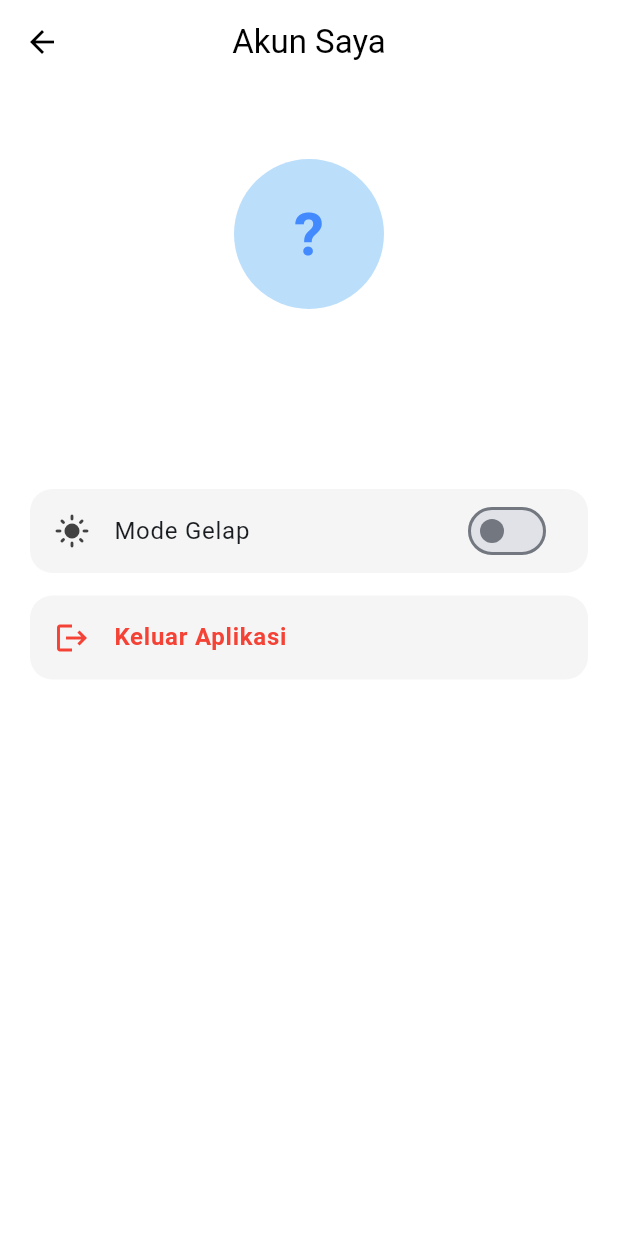
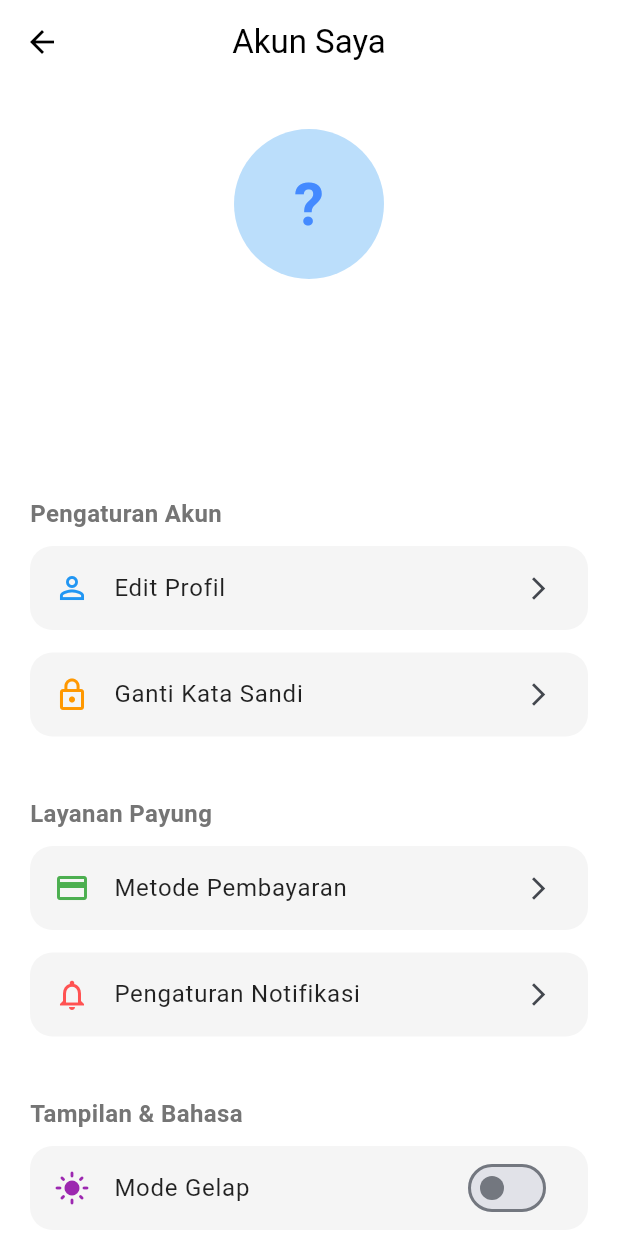
Before and after one commit to Pekzz-store/Payung-Teduh, a Flutter app: the ProfilePage screen opened directly, on a phone screen of 412 x 824 dp. Run offline on Flutter 3.47's test engine with Material 3 defaults, Android fonts, the phone set to English and light mode, and no system bars; our stand-ins replace cloud_firestore, firebase_auth, firebase_core, flutter_map, geolocator, latlong2; accounts and stored records are empty.

Commit message:
perbaiki profile

```diff
--- a/lib/features/profile/profile_page.dart
+++ b/lib/features/profile/profile_page.dart
@@ -18,13 +18,103 @@ class ProfilePage extends StatelessWidget {
     // Cek apakah tema yang sedang aktif adalah Dark Mode
     bool isDarkMode = Theme.of(context).brightness == Brightness.dark;
 
+    // Fungsi pembungkus untuk ListTile agar lebih rapi
+    Widget _buildSettingsTile({
+      required IconData icon,
+      required String title,
+      Color? iconColor,
+      VoidCallback? onTap,
+      Widget? trailing,
+      bool isLogout = false,
+      bool isSwitch = false,
+      bool switchValue = false,
+      ValueChanged<bool>? onSwitchChanged,
+    }) {
+      // Tombol Switch Mode Gelap adalah kasus khusus
+      if (isSwitch) {
+        return Container(
+          margin: const EdgeInsets.only(bottom: 15),
+          decoration: BoxDecoration(
+            color: isDarkMode ? Colors.grey[850] : Colors.grey[100],
+            borderRadius: BorderRadius.circular(15),
+          ),
+          child: SwitchListTile(
+            title: Text(
+              title,
+              style: TextStyle(
+                color: isDarkMode ? Colors.white : Colors.black87,
+              ),
+            ),
+            secondary: Icon(
+              icon,
+              color:
+                  iconColor ?? (isDarkMode ? Colors.white70 : Colors.grey[800]),
+            ),
+            value: switchValue,
+            onChanged: onSwitchChanged,
+          ),
+        );
+      }
+
+      // Tombol List Normal
+      return Container(
+        margin: const EdgeInsets.only(bottom: 15),
+        decoration: BoxDecoration(
+          color: isDarkMode ? Colors.grey[850] : Colors.grey[100],
+          borderRadius: BorderRadius.circular(15),
+        ),
+        child: ListTile(
+          leading: Icon(
+            icon,
+            color:
+                iconColor ?? (isDarkMode ? Colors.white70 : Colors.grey[800]),
+          ),
+          title: Text(
+            title,
+            style: TextStyle(
+              color: isLogout
+                  ? Colors.red
+                  : (isDarkMode ? Colors.white : Colors.black87),
+              fontWeight: isLogout ? FontWeight.bold : FontWeight.normal,
+            ),
+          ),
+          trailing:
+              trailing ??
+              (isLogout ? null : const Icon(Icons.arrow_forward_ios, size: 18)),
+          onTap:
+              onTap ??
+              () {
+                // Snackbar default jika onTap tidak disediakan (untuk menu yang belum diimplementasikan)
+                ScaffoldMessenger.of(context).showSnackBar(
+                  SnackBar(content: Text('Navigasi ke halaman $title')),
+                );
+              },
+        ),
+      );
+    }
+
+    // Fungsi untuk membuat header kategori
+    Widget _buildCategoryHeader(String title) {
+      return Padding(
+        padding: const EdgeInsets.only(top: 25.0, bottom: 10.0),
+        child: Text(
+          title,
+          style: TextStyle(
+            fontSize: 16,
+            fontWeight: FontWeight.bold,
+            color: isDarkMode ? Colors.white70 : Colors.grey[600],
+          ),
+        ),
+      );
+    }
+
     return Scaffold(
-      appBar: AppBar(
-        title: const Text("Akun Saya"),
-        centerTitle: true,
-      ),
+      appBar: AppBar(title: const Text("Akun Saya"), centerTitle: true),
       body: StreamBuilder<DocumentSnapshot>(
-        stream: FirebaseFirestore.instance.collection('users').doc(user.uid).snapshots(),
+        stream: FirebaseFirestore.instance
+            .collection('users')
+            .doc(user.uid)
+            .snapshots(),
         builder: (context, snapshot) {
           // Tampilkan loading jika data belum siap
           if (snapshot.connectionState == ConnectionState.waiting) {
@@ -38,71 +128,154 @@ class ProfilePage extends StatelessWidget {
           return SingleChildScrollView(
             padding: const EdgeInsets.all(20),
             child: Column(
+              crossAxisAlignment: CrossAxisAlignment.start,
               children: [
-                const SizedBox(height: 30),
+                const SizedBox(height: 10),
 
-                // Avatar Besar
+                // --- Avatar & Info User (Tidak Diubah) ---
                 Center(
-                  child: CircleAvatar(
+                  child: Column(
+                    children: [
+                      CircleAvatar(
                         radius: 50,
-                    // Warna background avatar menyesuaikan tema
-                    backgroundColor: isDarkMode ? Colors.blueGrey[900] : Colors.blue[100],
+                        backgroundColor: isDarkMode
+                            ? Colors.blueGrey[900]
+                            : Colors.blue[100],
                         child: Text(
                           name.isNotEmpty ? name[0].toUpperCase() : "?",
                           style: const TextStyle(
                             fontSize: 40,
                             color: Colors.blueAccent,
-                        fontWeight: FontWeight.bold
+                            fontWeight: FontWeight.bold,
                           ),
+                        ),
+                      ),
+                      const SizedBox(height: 20),
+                      Text(
+                        name,
+                        style: const TextStyle(
+                          fontSize: 24,
+                          fontWeight: FontWeight.bold,
+                        ),
+                      ),
+                      const SizedBox(height: 5),
+                      Text(email, style: const TextStyle(color: Colors.grey)),
+                    ],
+                  ),
+                ),
+
+                const SizedBox(height: 40),
+
+                // ===================================
+                // --- KATEGORI MENU PENGATURAN ---
+                // ===================================
+
+                // -----------------------------------
+                // KATEGORI 1: PENGATURAN AKUN
+                // -----------------------------------
+                _buildCategoryHeader("Pengaturan Akun"),
+
+                _buildSettingsTile(
+                  icon: Icons.person_outline,
+                  title: "Edit Profil",
+                  iconColor: Colors.blue,
+                ),
+
+                _buildSettingsTile(
+                  icon: Icons.lock_outline,
+                  title: "Ganti Kata Sandi",
+                  iconColor: Colors.orange,
+                ),
+
+                // -----------------------------------
+                // KATEGORI 2: LAYANAN PAYUNG
+                // -----------------------------------
+                _buildCategoryHeader("Layanan Payung"),
+
+                _buildSettingsTile(
+                  icon: Icons.credit_card,
+                  title: "Metode Pembayaran",
+                  iconColor: Colors.green,
+                ),
+
+                _buildSettingsTile(
+                  icon: Icons.notifications_none,
+                  title: "Pengaturan Notifikasi",
+                  iconColor: Colors.redAccent,
+                ),
+
+                // -----------------------------------
+                // KATEGORI 3: PENGATURAN APLIKASI
+                // -----------------------------------
+                _buildCategoryHeader("Tampilan & Bahasa"),
+
+                // Mode Gelap (Menggunakan SwitchListTile)
+                _buildSettingsTile(
+                  icon: isDarkMode ? Icons.dark_mode : Icons.light_mode,
+                  title: "Mode Gelap",
+                  iconColor: Colors.purple,
+                  isSwitch: true,
+                  switchValue: isDarkMode,
+                  onSwitchChanged: (val) {
+                    ThemeService.toggleTheme(val);
+                  },
+                ),
+
+                _buildSettingsTile(
+                  icon: Icons.language,
+                  title: "Bahasa",
+                  iconColor: Colors.indigo,
+                  trailing: Text(
+                    "ID",
+                    style: TextStyle(
+                      color: isDarkMode ? Colors.white70 : Colors.grey,
+                    ),
+                  ),
+                  // onTap menggunakan fungsi default
+                ),
+
+                // -----------------------------------
+                // KATEGORI 4: INFORMASI & BANTUAN
+                // -----------------------------------
+                _buildCategoryHeader("Informasi & Bantuan"),
+
+                _buildSettingsTile(
+                  icon: Icons.help_outline,
+                  title: "Pusat Bantuan",
+                  iconColor: Colors.yellow[800],
+                ),
+
+                _buildSettingsTile(
+                  icon: Icons.description_outlined,
+                  title: "Kebijakan & Ketentuan",
+                  iconColor: Colors.teal,
+                ),
+
+                _buildSettingsTile(
+                  icon: Icons.info_outline,
+                  title: "Tentang Aplikasi",
+                  iconColor: Colors.grey,
+                  trailing: Text(
+                    "v1.0.0",
+                    style: TextStyle(
+                      color: isDarkMode ? Colors.white70 : Colors.grey,
                     ),
                   ),
                 ),
 
-                const SizedBox(height: 20),
-                Text(name, style: const TextStyle(fontSize: 24, fontWeight: FontWeight.bold)),
-                const SizedBox(height: 5),
-                Text(email, style: const TextStyle(color: Colors.grey)),
+                const SizedBox(height: 25),
 
-                const SizedBox(height: 40),
-
-                // --- MENU SETTINGS ---
-
-                // 1. Tombol Switch Mode Gelap
-                Container(
-                  decoration: BoxDecoration(
-                    // Warna container menyesuaikan tema (Gelap/Terang)
-                    color: isDarkMode ? Colors.grey[850] : Colors.grey[100],
-                    borderRadius: BorderRadius.circular(15),
-                  ),
-                  child: SwitchListTile(
-                    title: const Text("Mode Gelap"),
-                    secondary: Icon(
-                      isDarkMode ? Icons.dark_mode : Icons.light_mode,
-                      color: isDarkMode ? Colors.white : Colors.grey[800],
-                    ),
-                    value: isDarkMode,
-                    onChanged: (val) {
-                      // Panggil fungsi ganti tema
-                      ThemeService.toggleTheme(val);
-                    },
-                  ),
-                ),
-
-                const SizedBox(height: 15),
-
-                // 2. Tombol Keluar
-                Container(
-                  decoration: BoxDecoration(
-                    color: isDarkMode ? Colors.grey[850] : Colors.grey[100],
-                    borderRadius: BorderRadius.circular(15),
-                  ),
-                  child: ListTile(
-                    leading: const Icon(Icons.logout, color: Colors.red),
-                    title: const Text("Keluar Aplikasi", style: TextStyle(color: Colors.red, fontWeight: FontWeight.bold)),
+                // -----------------------------------
+                // KATEGORI 5: KELUAR
+                // -----------------------------------
+                _buildSettingsTile(
+                  icon: Icons.logout,
+                  title: "Keluar Aplikasi",
+                  iconColor: Colors.red,
+                  isLogout: true,
                   onTap: () {
                     AuthService().logout();
                   },
-                  ),
                 ),
               ],
             ),
```
Also changed, not shown: pubspec.lock. Lines whose indentation alone changed are shown as unchanged.
